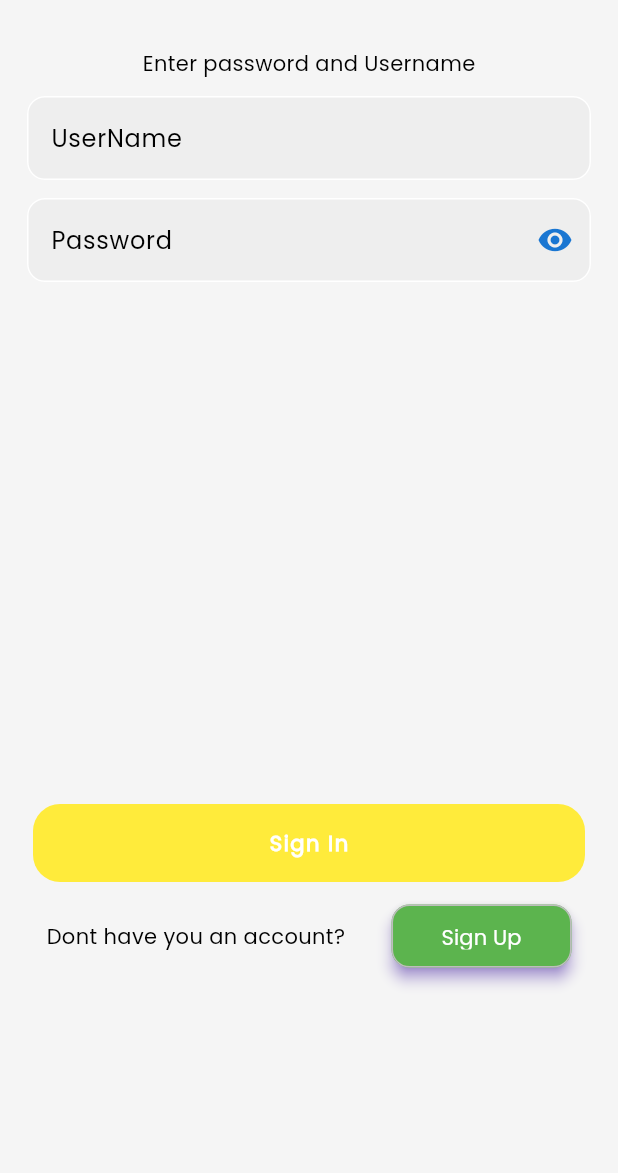
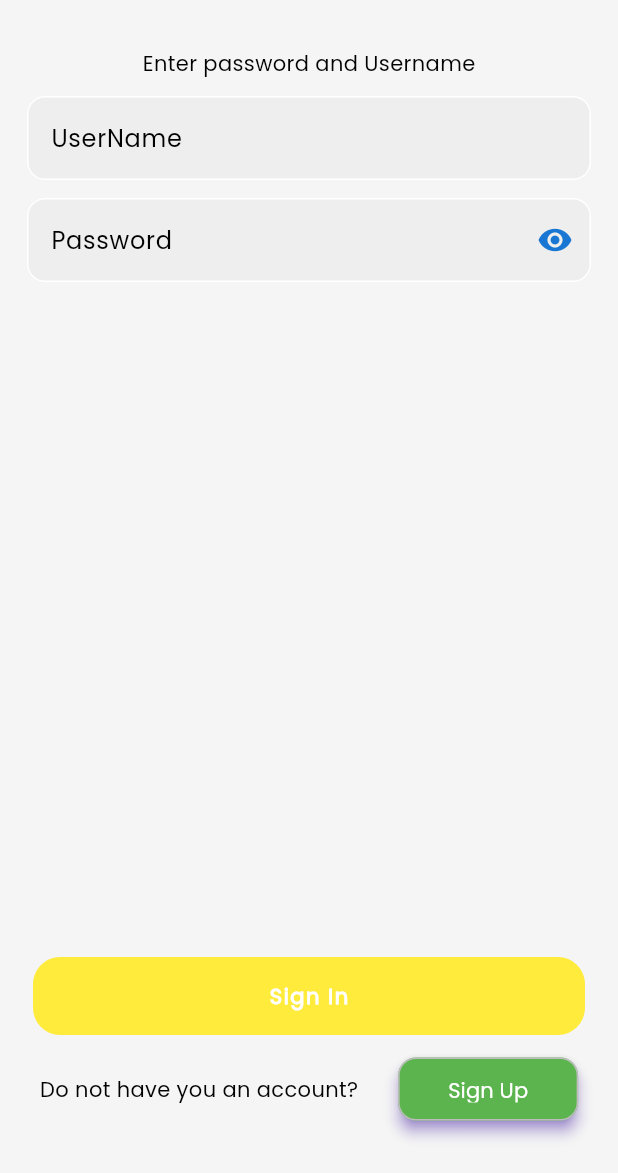
Before and after one commit to Akmal0906/book_shop, a Flutter app: the SignInScreen screen opened directly, on a phone screen of 412 x 824 dp, the part 63-1236 px from its top. Run offline on Flutter 3.47's test engine with Material 3 defaults, Android fonts, the phone set to English and light mode, and no system bars; our stand-ins replace bloc, cached_network_image, dio, equatable, flutter_bloc, flutter_secure_storage and 4 more; missing offline and left inert: syncfusion_flutter_pdfviewer; accounts and stored records are empty; network calls fail; project files that could hold a hidden picture were left out.

```diff
--- a/lib/presentation/registrs/sign_in_screen.dart
+++ b/lib/presentation/registrs/sign_in_screen.dart
@@ -10,7 +10,6 @@ import '../blocs/register/register_bloc.dart';
 import '../view/combain_screen.dart';
 import '../widgets/buttun_widget.dart';
 import '../widgets/mytextfield_widget.dart';
-import '../widgets/signIn_button_widget.dart';
 
 class SignInScreen extends StatefulWidget {
   const SignInScreen({super.key});
@@ -33,7 +32,7 @@ class _SignInScreenState extends State<SignInScreen> {
           controller: userNameController,
           isNeed: false,
           hintText: AllText.userName,
-          obscureText: true),
+          obscureText: false),
       TextFieldModel(
           controller: passwordController,
           isNeed: true,
@@ -53,16 +52,15 @@ class _SignInScreenState extends State<SignInScreen> {
     Size size = MediaQuery.of(context).size;
     return SafeArea(
       child: Scaffold(
+        resizeToAvoidBottomInset: false,
         backgroundColor: Colors.grey.shade100,
         appBar: AppBar(
           backgroundColor: Colors.grey.shade100,
           centerTitle: true,
           title: const Text(AllText.apbar),
         ),
-        body: SingleChildScrollView(
-          physics: const NeverScrollableScrollPhysics(),
-          child: Column(
-            mainAxisAlignment: MainAxisAlignment.end,
+        body: Column(
+          mainAxisAlignment: MainAxisAlignment.start,
           children: [
             Column(
               mainAxisAlignment: MainAxisAlignment.end,
@@ -86,21 +84,11 @@ class _SignInScreenState extends State<SignInScreen> {
                     }),
               ],
             ),
-              const SizedBox(
-                height: 318,
-              ),
-              Column(
+
+            Expanded(
+              child: Column(
                 mainAxisAlignment: MainAxisAlignment.end,
                 children: [
-                  // const SignButtonWidget(
-                  //     text: AllText.google, image: 'assets/icons/google.svg'),
-                  // const SizedBox(height: 12,),
-                  // const SignButtonWidget(
-                  //     text: AllText.facebook,
-                  //     image: 'assets/icons/facebook.svg'),
-                  const SizedBox(
-                    height: 18,
-                  ),
                   Stack(
                     children: [
                       ButtonWidget(onTap: directFunc, text: AllText.signIn),
@@ -129,11 +117,7 @@ class _SignInScreenState extends State<SignInScreen> {
 
                             toastMessage(state.success);
                           }
-                          return Center(
-                              child: Text(
-                            'HALI ISHLMADI',
-                            style: customStyle,
-                          ));
+                          return const SizedBox.shrink();
                         },
                         listener: (BuildContext context, Object? state) {},
                       )
@@ -146,7 +130,7 @@ class _SignInScreenState extends State<SignInScreen> {
                     mainAxisAlignment: MainAxisAlignment.spaceEvenly,
                     children: [
                       Text(
-                        'Dont have you an account?',
+                        AllText.haveNotAccount,
                         style: customStyle,
                       ),
                       TextButton(
@@ -178,15 +162,16 @@ class _SignInScreenState extends State<SignInScreen> {
                                 builder: (context) => const SignUpScreen()));
                           },
                           child: Text(
-                            'Sign Up',
+                            AllText.signUp,
                             style: customStyle.copyWith(color: Colors.white),
                           ))
                     ],
                   )
                 ],
               ),
+            ),
+            const SizedBox(height: 32,),
           ],
-          ),
         ),
       ),
     );
--- a/lib/presentation/view/account_screen.dart
+++ b/lib/presentation/view/account_screen.dart
@@ -26,7 +26,7 @@ class _AccountScreenState extends State<AccountScreen> {
           builder: (BuildContext context, AsyncSnapshot snapshot) {
             if (!snapshot.hasData) {
               return Center(
-                child: Text('Do not exist data', style: customStyle,),
+                child: Text(AllText.didNotHave, style: customStyle,),
               );
             } else if (snapshot.hasData) {
 
@@ -104,8 +104,8 @@ class _AccountScreenState extends State<AccountScreen> {
                 ],
               );
             }
-            return const Center(
-              child: Text('Went wrong'),
+            return Center(
+              child: Text(AllText.wentWrong,style: customStyle,),
             );
           }
       ),
--- a/lib/presentation/view/home_screen.dart
+++ b/lib/presentation/view/home_screen.dart
@@ -72,14 +72,14 @@ class _HomeScreenState extends State<HomeScreen>
           if (state is CategoryInitial) {
             return Container(
               alignment: Alignment.center,
-              child: const Text('Initial State'),
+              child: Text(AllText.pleaseWait,style: customStyle,),
             );
           } else if (state is CategoryLoading) {
             return const Center(
               child: CircularProgressIndicator(),
             );
           } else if (state is CategoryLoaded) {
-            print('CategoryLoaded ISHLAVOTTI $count');
+
             return TabBarView(
                 physics: const NeverScrollableScrollPhysics(),
                 controller: tabController,
--- a/lib/presentation/view/search_screen.dart
+++ b/lib/presentation/view/search_screen.dart
@@ -1,5 +1,3 @@
-import 'package:book_shop/data/network/api.dart';
-import 'package:book_shop/presentation/blocs/categories_blocs/category_bloc.dart';
 import 'package:book_shop/presentation/blocs/categories_blocs/category_bloc.dart';
 import 'package:book_shop/presentation/widgets/category_item_widget.dart';
 import 'package:book_shop/utils/constanst/All_text.dart';
@@ -41,7 +39,6 @@ class _SearchScreenState extends State<SearchScreen> {
               onChanged: (value) {
                 context.read<CategoryBloc>().add(TakeSearchItemEvent(value));
 
-                print(value);
               },
               controller: controller,
               focusNode: FocusNode(debugLabel: 'Hello'),
--- a/lib/presentation/widgets/signIn_button_widget.dart
+++ b/lib/presentation/widgets/signIn_button_widget.dart
@@ -25,7 +25,7 @@ class SignButtonWidget extends StatelessWidget {
         ),
         trailing:SvgPicture.asset(image,fit: BoxFit.cover,height: 5,width: 5,),
         onTap: (){
-          print('dsfg');
+
         },
       ),
     );
--- a/lib/utils/constanst/All_text.dart
+++ b/lib/utils/constanst/All_text.dart
@@ -20,6 +20,14 @@ abstract class AllText {
   static const String logOut='Log out';
   static const String searchTitle='Write the title of the book';
   static const String searchState='not yet searched';
+  static const String wentWrong='Went Wrong';
+  static const String didNotHave='Do not exist data';
+  static const String pleaseWait='Please waiting';
+  static const String didNotAdd='not yet added';
+  static const String signSuccess='you are successully registered';
+  static const String or='Or';
+  static const String haveAccount='if you have an account?';
+  static const String haveNotAccount='Do not have you an account?';
 
 }
 
```
Also changed, not shown: lib/data/datasource/local/local_database.dart (+7 -13 lines), lib/presentation/registrs/sign_up_screen.dart (+21 -39 lines), lib/presentation/view/basket_screen.dart (+1 -8 lines), lib/presentation/view/item_screen.dart (+9 -10 lines). Lines whose indentation alone changed are shown as unchanged.
